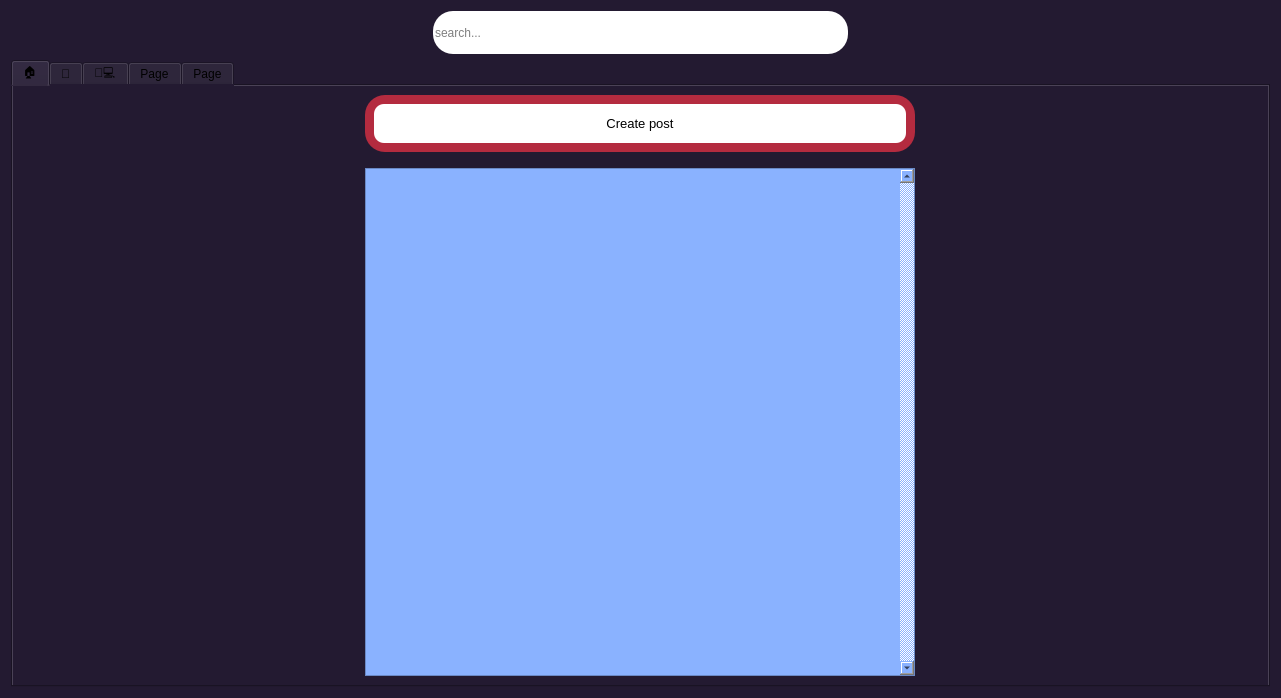
First picture: the form in home.ui, repository Abeh995/JobVista, before the edit.
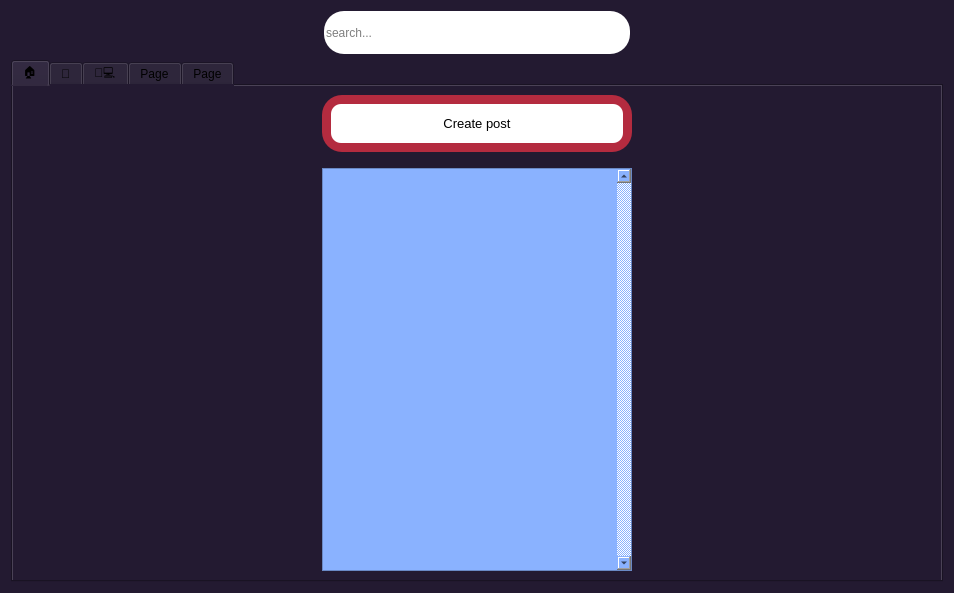
Second picture: the form after the edit.

Diff of the .ui file:
```diff
--- a/home.ui
+++ b/home.ui
@@ -6,8 +6,8 @@
    <rect>
     <x>0</x>
     <y>0</y>
-    <width>1281</width>
-    <height>698</height>
+    <width>954</width>
+    <height>593</height>
    </rect>
   </property>
   <property name="windowTitle">
@@ -261,8 +261,8 @@
            <rect>
             <x>0</x>
             <y>0</y>
-            <width>531</width>
-            <height>506</height>
+            <width>286</width>
+            <height>400</height>
            </rect>
           </property>
           <property name="sizePolicy">
```
Left out of the diff: 202 changed lines with no effect on the pictures.
